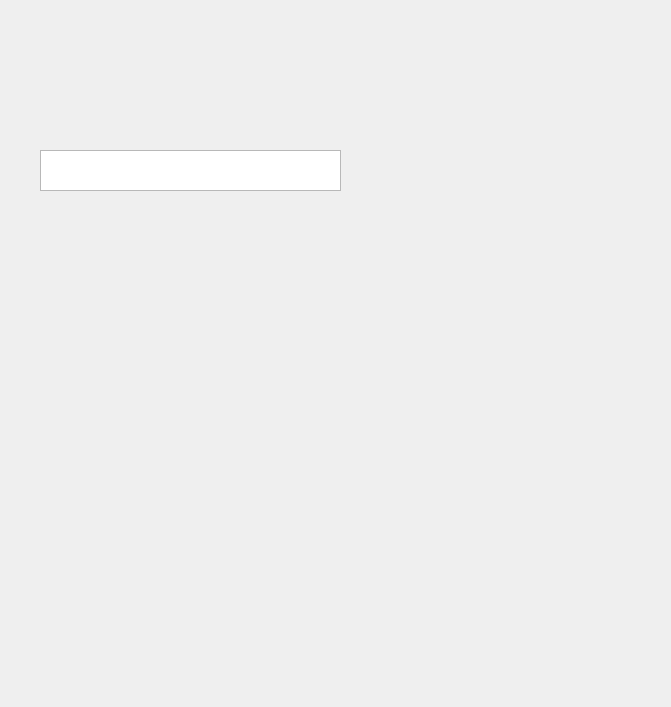
Spylft/FTP-server-client, file client/mainwindow.ui: the form before one commit.
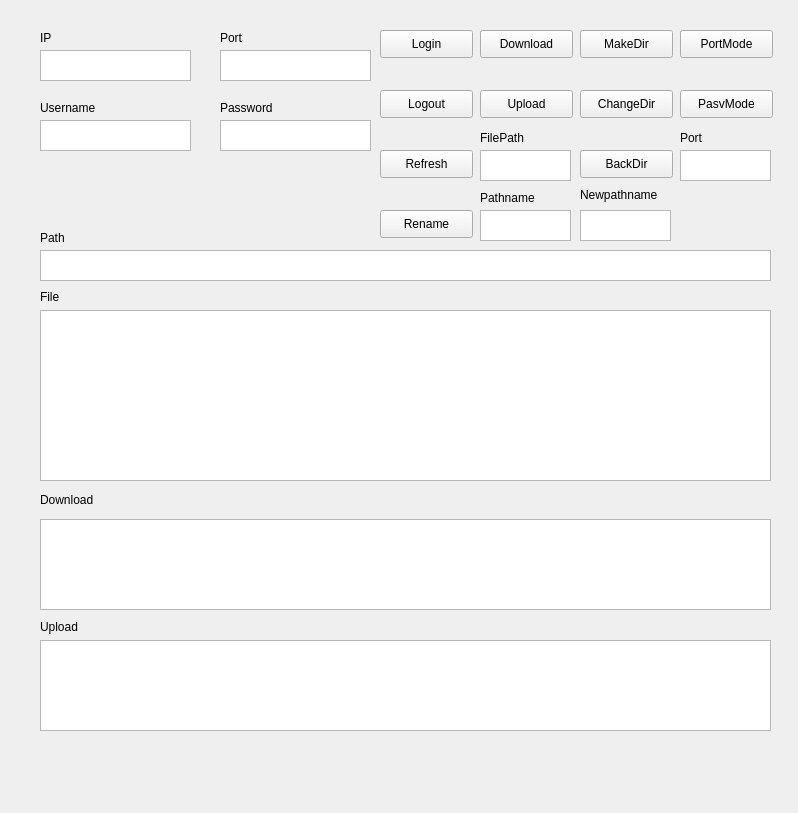
The form after the commit.

Commit message: 图形界面设计 接口设计

The edit to the form file:
```diff
--- a/client/mainwindow.ui
+++ b/client/mainwindow.ui
@@ -6,8 +6,8 @@
    <rect>
     <x>0</x>
     <y>0</y>
-    <width>671</width>
-    <height>707</height>
+    <width>798</width>
+    <height>813</height>
    </rect>
   </property>
   <property name="windowTitle">
@@ -17,9 +17,424 @@
    <property name="geometry">
     <rect>
      <x>40</x>
+     <y>250</y>
+     <width>731</width>
+     <height>31</height>
+    </rect>
+   </property>
+  </widget>
+  <widget class="QLabel" name="label">
+   <property name="geometry">
+    <rect>
+     <x>40</x>
+     <y>489</y>
+     <width>81</width>
+     <height>21</height>
+    </rect>
+   </property>
+   <property name="text">
+    <string>Download</string>
+   </property>
+  </widget>
+  <widget class="QTableView" name="Show_Download">
+   <property name="geometry">
+    <rect>
+     <x>40</x>
+     <y>519</y>
+     <width>731</width>
+     <height>91</height>
+    </rect>
+   </property>
+  </widget>
+  <widget class="QLabel" name="label_2">
+   <property name="geometry">
+    <rect>
+     <x>40</x>
+     <y>619</y>
+     <width>72</width>
+     <height>15</height>
+    </rect>
+   </property>
+   <property name="text">
+    <string>Upload</string>
+   </property>
+  </widget>
+  <widget class="QTableView" name="Show_Upload">
+   <property name="geometry">
+    <rect>
+     <x>40</x>
+     <y>640</y>
+     <width>731</width>
+     <height>91</height>
+    </rect>
+   </property>
+  </widget>
+  <widget class="QLabel" name="label_3">
+   <property name="geometry">
+    <rect>
+     <x>40</x>
+     <y>230</y>
+     <width>72</width>
+     <height>15</height>
+    </rect>
+   </property>
+   <property name="text">
+    <string>Path</string>
+   </property>
+  </widget>
+  <widget class="QTextEdit" name="Input_Username">
+   <property name="geometry">
+    <rect>
+     <x>40</x>
+     <y>120</y>
+     <width>151</width>
+     <height>31</height>
+    </rect>
+   </property>
+   <property name="readOnly">
+    <bool>false</bool>
+   </property>
+  </widget>
+  <widget class="QLabel" name="label_4">
+   <property name="geometry">
+    <rect>
+     <x>40</x>
+     <y>100</y>
+     <width>72</width>
+     <height>15</height>
+    </rect>
+   </property>
+   <property name="text">
+    <string>Username</string>
+   </property>
+  </widget>
+  <widget class="QTextEdit" name="Input_IP">
+   <property name="geometry">
+    <rect>
+     <x>40</x>
+     <y>50</y>
+     <width>151</width>
+     <height>31</height>
+    </rect>
+   </property>
+   <property name="readOnly">
+    <bool>false</bool>
+   </property>
+  </widget>
+  <widget class="QLabel" name="label_5">
+   <property name="geometry">
+    <rect>
+     <x>40</x>
+     <y>30</y>
+     <width>72</width>
+     <height>15</height>
+    </rect>
+   </property>
+   <property name="text">
+    <string>IP</string>
+   </property>
+  </widget>
+  <widget class="QTextEdit" name="Input_Port">
+   <property name="geometry">
+    <rect>
+     <x>220</x>
+     <y>50</y>
+     <width>151</width>
+     <height>31</height>
+    </rect>
+   </property>
+  </widget>
+  <widget class="QTextEdit" name="Input_Password">
+   <property name="geometry">
+    <rect>
+     <x>220</x>
+     <y>120</y>
+     <width>151</width>
+     <height>31</height>
+    </rect>
+   </property>
+  </widget>
+  <widget class="QLabel" name="label_6">
+   <property name="geometry">
+    <rect>
+     <x>220</x>
+     <y>30</y>
+     <width>72</width>
+     <height>15</height>
+    </rect>
+   </property>
+   <property name="text">
+    <string>Port</string>
+   </property>
+  </widget>
+  <widget class="QLabel" name="label_7">
+   <property name="geometry">
+    <rect>
+     <x>220</x>
+     <y>100</y>
+     <width>72</width>
+     <height>15</height>
+    </rect>
+   </property>
+   <property name="text">
+    <string>Password</string>
+   </property>
+  </widget>
+  <widget class="QPushButton" name="Button_Login">
+   <property name="geometry">
+    <rect>
+     <x>380</x>
+     <y>30</y>
+     <width>93</width>
+     <height>28</height>
+    </rect>
+   </property>
+   <property name="text">
+    <string>Login</string>
+   </property>
+  </widget>
+  <widget class="QPushButton" name="Button_Logout">
+   <property name="geometry">
+    <rect>
+     <x>380</x>
+     <y>90</y>
+     <width>93</width>
+     <height>28</height>
+    </rect>
+   </property>
+   <property name="text">
+    <string>Logout</string>
+   </property>
+  </widget>
+  <widget class="QPushButton" name="Button_Refresh">
+   <property name="geometry">
+    <rect>
+     <x>380</x>
      <y>150</y>
-     <width>301</width>
-     <height>41</height>
+     <width>93</width>
+     <height>28</height>
+    </rect>
+   </property>
+   <property name="text">
+    <string>Refresh</string>
+   </property>
+  </widget>
+  <widget class="QPushButton" name="Button_Download">
+   <property name="geometry">
+    <rect>
+     <x>480</x>
+     <y>30</y>
+     <width>93</width>
+     <height>28</height>
+    </rect>
+   </property>
+   <property name="text">
+    <string>Download</string>
+   </property>
+  </widget>
+  <widget class="QPushButton" name="Button_Upload">
+   <property name="geometry">
+    <rect>
+     <x>480</x>
+     <y>90</y>
+     <width>93</width>
+     <height>28</height>
+    </rect>
+   </property>
+   <property name="text">
+    <string>Upload</string>
+   </property>
+  </widget>
+  <widget class="QTableView" name="Show_File">
+   <property name="geometry">
+    <rect>
+     <x>40</x>
+     <y>310</y>
+     <width>731</width>
+     <height>171</height>
+    </rect>
+   </property>
+  </widget>
+  <widget class="QLabel" name="label_8">
+   <property name="geometry">
+    <rect>
+     <x>40</x>
+     <y>289</y>
+     <width>72</width>
+     <height>15</height>
+    </rect>
+   </property>
+   <property name="text">
+    <string>File</string>
+   </property>
+  </widget>
+  <widget class="QPushButton" name="Button_Makedir">
+   <property name="geometry">
+    <rect>
+     <x>580</x>
+     <y>30</y>
+     <width>93</width>
+     <height>28</height>
+    </rect>
+   </property>
+   <property name="text">
+    <string>MakeDir</string>
+   </property>
+  </widget>
+  <widget class="QPushButton" name="Button_Changedir">
+   <property name="geometry">
+    <rect>
+     <x>580</x>
+     <y>90</y>
+     <width>93</width>
+     <height>28</height>
+    </rect>
+   </property>
+   <property name="text">
+    <string>ChangeDir</string>
+   </property>
+  </widget>
+  <widget class="QPushButton" name="Button_Backdir">
+   <property name="geometry">
+    <rect>
+     <x>580</x>
+     <y>150</y>
+     <width>93</width>
+     <height>28</height>
+    </rect>
+   </property>
+   <property name="text">
+    <string>BackDir</string>
+   </property>
+  </widget>
+  <widget class="QPushButton" name="Button_Portmode">
+   <property name="geometry">
+    <rect>
+     <x>680</x>
+     <y>30</y>
+     <width>93</width>
+     <height>28</height>
+    </rect>
+   </property>
+   <property name="text">
+    <string>PortMode</string>
+   </property>
+  </widget>
+  <widget class="QPushButton" name="Button_Pasvmode">
+   <property name="geometry">
+    <rect>
+     <x>680</x>
+     <y>90</y>
+     <width>93</width>
+     <height>28</height>
+    </rect>
+   </property>
+   <property name="text">
+    <string>PasvMode</string>
+   </property>
+  </widget>
+  <widget class="QTextEdit" name="Input_Filepath">
+   <property name="geometry">
+    <rect>
+     <x>480</x>
+     <y>150</y>
+     <width>91</width>
+     <height>31</height>
+    </rect>
+   </property>
+  </widget>
+  <widget class="QTextEdit" name="Input_ModePort">
+   <property name="geometry">
+    <rect>
+     <x>680</x>
+     <y>150</y>
+     <width>91</width>
+     <height>31</height>
+    </rect>
+   </property>
+  </widget>
+  <widget class="QLabel" name="label_9">
+   <property name="geometry">
+    <rect>
+     <x>480</x>
+     <y>130</y>
+     <width>72</width>
+     <height>15</height>
+    </rect>
+   </property>
+   <property name="text">
+    <string>FilePath</string>
+   </property>
+  </widget>
+  <widget class="QLabel" name="label_10">
+   <property name="geometry">
+    <rect>
+     <x>680</x>
+     <y>130</y>
+     <width>72</width>
+     <height>15</height>
+    </rect>
+   </property>
+   <property name="text">
+    <string>Port</string>
+   </property>
+  </widget>
+  <widget class="QPushButton" name="Button_Rename">
+   <property name="geometry">
+    <rect>
+     <x>380</x>
+     <y>210</y>
+     <width>93</width>
+     <height>28</height>
+    </rect>
+   </property>
+   <property name="text">
+    <string>Rename</string>
+   </property>
+  </widget>
+  <widget class="QLabel" name="label_11">
+   <property name="geometry">
+    <rect>
+     <x>480</x>
+     <y>190</y>
+     <width>72</width>
+     <height>15</height>
+    </rect>
+   </property>
+   <property name="text">
+    <string>Pathname</string>
+   </property>
+  </widget>
+  <widget class="QLabel" name="label_12">
+   <property name="geometry">
+    <rect>
+     <x>580</x>
+     <y>185</y>
+     <width>91</width>
+     <height>20</height>
+    </rect>
+   </property>
+   <property name="text">
+    <string>Newpathname</string>
+   </property>
+  </widget>
+  <widget class="QTextEdit" name="Input_Pathname">
+   <property name="geometry">
+    <rect>
+     <x>480</x>
+     <y>210</y>
+     <width>91</width>
+     <height>31</height>
+    </rect>
+   </property>
+  </widget>
+  <widget class="QTextEdit" name="Input_Newpathname">
+   <property name="geometry">
+    <rect>
+     <x>580</x>
+     <y>210</y>
+     <width>91</width>
+     <height>31</height>
     </rect>
    </property>
   </widget>
```
Left out of the diff: 2 changed lines with no effect on the pictures. The commit also changes 3 other files.
